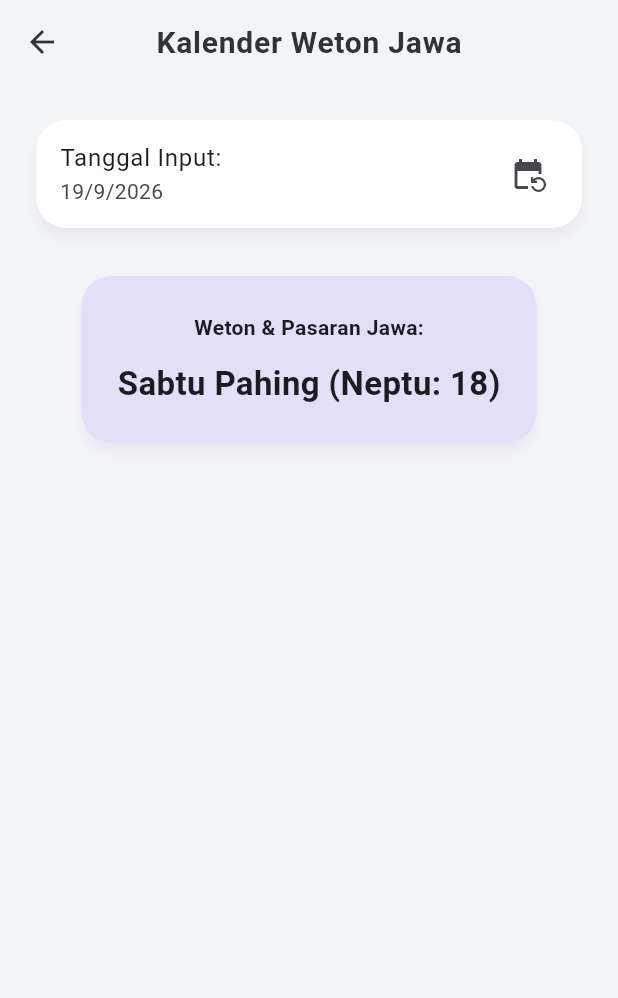
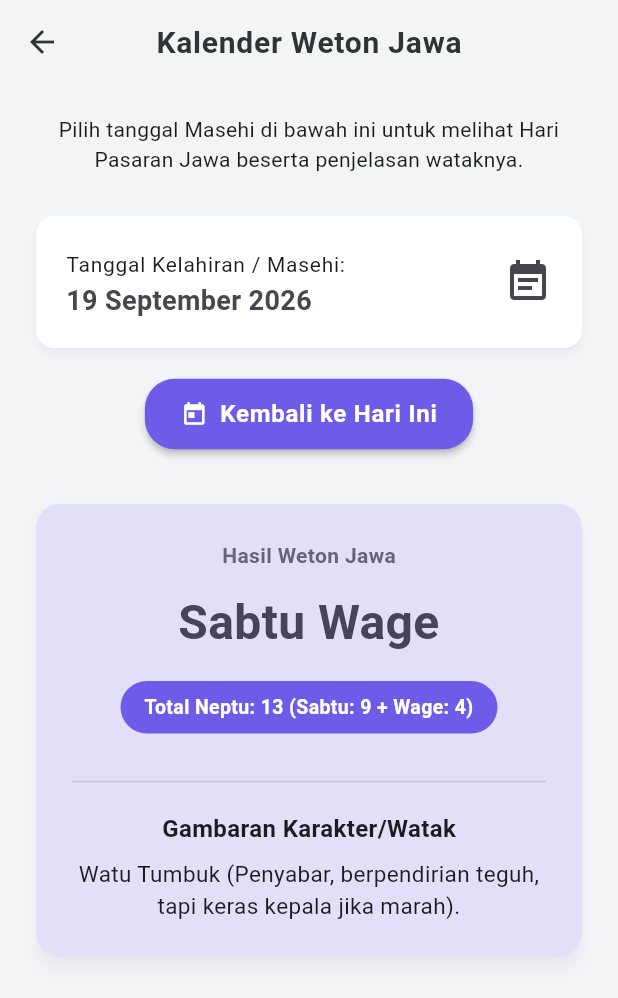
Before and after one commit to Ade-Nugraha48/aplikasi_kalkulator_kece, a Flutter app: the WetonCalendarView screen opened directly, on a phone screen of 412 x 824 dp. Shown: the top 998 px of the screen. Run offline on Flutter 3.47's test engine with Material 3 defaults, Android fonts, the phone set to English and light mode, and no system bars; our stand-ins replace hijri, shared_preferences, supabase_flutter; accounts and stored records are empty.

Commit message:
Weton Aku Jawa

```diff
--- /dev/null
+++ b/lib/features/weton_calendar/services/weton_service.dart
@@ -0,0 +1,91 @@
+/// ============================================================================
+/// FILE: lib/features/weton_calendar/services/weton_service.dart
+/// FUNGSI: Service Utility untuk Perhitungan Weton Jawa & Neptu.
+/// MANAJEMEN HANDLES: Negative modulo bug & Leap year UTC stripping.
+/// ============================================================================
+
+class WetonResult {
+  final String namaHari;
+  final String namaPasaran;
+  final int neptuHari;
+  final int neptuPasaran;
+  final String watak;
+
+  int get totalNeptu => neptuHari + neptuPasaran;
+  String get wetonLengkap => '$namaHari $namaPasaran';
+
+  WetonResult({
+    required this.namaHari,
+    required this.namaPasaran,
+    required this.neptuHari,
+    required this.neptuPasaran,
+    required this.watak,
+  });
+}
+
+class WetonService {
+  // Array Pasaran & Hari
+  static const List<String> _pasaranList = ['Legi', 'Pahing', 'Pon', 'Wage', 'Kliwon'];
+  static const List<String> _hariList = ['Senin', 'Selasa', 'Rabu', 'Kamis', 'Jumat', 'Sabtu', 'Minggu'];
+
+  // Kamus Neptu Hari (Senin - Minggu)
+  static const Map<String, int> _neptuHari = {
+    'Senin': 4, 'Selasa': 3, 'Rabu': 7, 'Kamis': 8, 'Jumat': 6, 'Sabtu': 9, 'Minggu': 5
+  };
+
+  // Kamus Neptu Pasaran
+  static const Map<String, int> _neptuPasaran = {
+    'Legi': 5, 'Pahing': 9, 'Pon': 7, 'Wage': 4, 'Kliwon': 8
+  };
+
+  /// Mendapatkan Watak Weton Berdasarkan Total Neptu
+  static String _getWatak(int neptu) {
+    // Pengelompokan watak dasar secara umum
+    if (neptu == 7 || neptu == 11 || neptu == 15) {
+      return 'Bumi Kapetak (Suka bekerja keras, ulet, dan tabah, namun terkadang pendendam).';
+    } else if (neptu == 8 || neptu == 12 || neptu == 16) {
+      return 'Lebu Katiup Angin (Mudah bimbang, sering tidak tetap pendiriannya, namun dermawan).';
+    } else if (neptu == 9 || neptu == 13 || neptu == 17) {
+      return 'Watu Tumbuk (Penyabar, berpendirian teguh, tapi keras kepala jika marah).';
+    } else if (neptu == 10 || neptu == 14 || neptu == 18) {
+      return 'Sumur Sinaba (Penuh wawasan, bijaksana, dan sering menjadi tempat orang meminta nasihat).';
+    } else {
+      return 'Memiliki kepribadian unik dan dinamis, pandai menyesuaikan diri dalam lingkungan baru.';
+    }
+  }
+
+  /// Kalkulasi Weton dari Tanggal Masehi
+  static WetonResult hitungWeton(DateTime inputDate) {
+    // 1. Time Stripping: Kunci tanggal ke jam 00:00 UTC (menghindari offset timezone & jam kritis)
+    final targetDate = DateTime.utc(inputDate.year, inputDate.month, inputDate.day);
+
+    // 2. Anchor Date: 1 Januari 2000 (Sabtu Legi)
+    final anchorDate = DateTime.utc(2000, 1, 1);
+
+    // 3. Selisih Hari Lengkap
+    final diffDays = targetDate.difference(anchorDate).inDays;
+
+    // 4. Kalkulasi Pasaran (Bug Fix: (diff % 5 + 5) % 5 mencegah array negatif)
+    final pasaranIndex = ((diffDays % 5) + 5) % 5;
+    final pasaran = _pasaranList[pasaranIndex];
+
+    // 5. Nama Hari (1 = Senin, 7 = Minggu)
+    final hariIndex = targetDate.weekday - 1;
+    final hari = _hariList[hariIndex];
+
+    // 6. Pengambilan Nilai Neptu
+    final nHari = _neptuHari[hari]!;
+    final nPasaran = _neptuPasaran[pasaran]!;
+
+    // 7. Pengambilan Watak
+    final watak = _getWatak(nHari + nPasaran);
+
+    return WetonResult(
+      namaHari: hari,
+      namaPasaran: pasaran,
+      neptuHari: nHari,
+      neptuPasaran: nPasaran,
+      watak: watak,
+    );
+  }
+}
--- a/lib/features/weton_calendar/views/weton_calendar_view.dart
+++ b/lib/features/weton_calendar/views/weton_calendar_view.dart
@@ -7,6 +7,8 @@
 /// ============================================================================
 
 import 'package:flutter/material.dart';
+import 'package:intl/intl.dart';
+import '../services/weton_service.dart';
 
 class WetonCalendarView extends StatefulWidget {
   const WetonCalendarView({super.key});
@@ -16,15 +18,20 @@ class WetonCalendarView extends StatefulWidget {
 }
 
 class _WetonCalendarViewState extends State<WetonCalendarView> {
-  // Handles FR-T2-07: Default input = hari ini
   DateTime _selectedDate = DateTime.now();
-  String _wetonResult = '';
+  WetonResult? _wetonResult;
 
   void _hitungWeton() {
-    // TODO: Implementasi logika konversi hari masehi + pasaran Jawa (Legi/Pahing/Pon/Wage/Kliwon)
     setState(() {
-      _wetonResult = 'Sabtu Pahing (Neptu: 18)';
+      _wetonResult = WetonService.hitungWeton(_selectedDate);
     });
+  }
+
+  void _resetKeHariIni() {
+    setState(() {
+      _selectedDate = DateTime.now();
+    });
+    _hitungWeton();
   }
 
   @override
@@ -35,24 +42,39 @@ class _WetonCalendarViewState extends State<WetonCalendarView> {
 
   @override
   Widget build(BuildContext context) {
+    final theme = Theme.of(context);
+
     return Scaffold(
       appBar: AppBar(
         title: const Text('Kalender Weton Jawa'),
       ),
-      body: Padding(
+      body: SingleChildScrollView(
         padding: const EdgeInsets.all(20.0),
         child: Column(
           children: [
+            const Text(
+              'Pilih tanggal Masehi di bawah ini untuk melihat Hari Pasaran Jawa beserta penjelasan wataknya.',
+              style: TextStyle(fontSize: 14),
+              textAlign: TextAlign.center,
+            ),
+            const SizedBox(height: 24),
+
             Card(
+              elevation: 2,
+              shape: RoundedRectangleBorder(borderRadius: BorderRadius.circular(12)),
               child: ListTile(
-                title: const Text('Tanggal Input:'),
-                subtitle: Text('${_selectedDate.day}/${_selectedDate.month}/${_selectedDate.year}'),
-                trailing: const Icon(Icons.event_repeat),
+                contentPadding: const EdgeInsets.symmetric(horizontal: 20, vertical: 8),
+                title: const Text('Tanggal Kelahiran / Masehi:', style: TextStyle(fontSize: 14)),
+                subtitle: Text(
+                  DateFormat('dd MMMM yyyy').format(_selectedDate),
+                  style: const TextStyle(fontSize: 18, fontWeight: FontWeight.bold),
+                ),
+                trailing: const Icon(Icons.event_note, size: 32),
                 onTap: () async {
                   final picked = await showDatePicker(
                     context: context,
                     initialDate: _selectedDate,
-                    firstDate: DateTime(1900),
+                    firstDate: DateTime(1900), // Batas limit (FR-T2-07)
                     lastDate: DateTime(2100),
                   );
                   if (picked != null) {
@@ -64,18 +86,79 @@ class _WetonCalendarViewState extends State<WetonCalendarView> {
                 },
               ),
             ),
-            const SizedBox(height: 24),
+
+            const SizedBox(height: 16),
+            ElevatedButton.icon(
+              onPressed: _resetKeHariIni,
+              icon: const Icon(Icons.today),
+              label: const Text('Kembali ke Hari Ini'),
+              style: ElevatedButton.styleFrom(
+                shape: RoundedRectangleBorder(borderRadius: BorderRadius.circular(20)),
+              ),
+            ),
+            const SizedBox(height: 32),
+
+            if (_wetonResult != null)
               Card(
-              color: Theme.of(context).colorScheme.secondaryContainer,
+                elevation: 4,
+                color: theme.colorScheme.secondaryContainer,
+                shape: RoundedRectangleBorder(borderRadius: BorderRadius.circular(16)),
                 child: Padding(
                   padding: const EdgeInsets.all(24.0),
                   child: Column(
                     children: [
-                    const Text('Weton & Pasaran Jawa:', style: TextStyle(fontWeight: FontWeight.bold)),
+                      Text(
+                        'Hasil Weton Jawa',
+                        style: TextStyle(
+                          fontSize: 14,
+                          fontWeight: FontWeight.w600,
+                          color: theme.colorScheme.onSecondaryContainer.withOpacity(0.8)
+                        ),
+                      ),
                       const SizedBox(height: 12),
                       Text(
-                      _wetonResult,
-                      style: const TextStyle(fontSize: 22, fontWeight: FontWeight.bold),
+                        _wetonResult!.wetonLengkap,
+                        style: TextStyle(
+                          fontSize: 32,
+                          fontWeight: FontWeight.bold,
+                          color: theme.colorScheme.onSecondaryContainer
+                        ),
+                        textAlign: TextAlign.center,
+                      ),
+                      const SizedBox(height: 16),
+
+                      // Badge Neptu
+                      Container(
+                        padding: const EdgeInsets.symmetric(horizontal: 16, vertical: 8),
+                        decoration: BoxDecoration(
+                          color: theme.colorScheme.primary,
+                          borderRadius: BorderRadius.circular(20),
+                        ),
+                        child: Text(
+                          'Total Neptu: ${_wetonResult!.totalNeptu} (${_wetonResult!.namaHari}: ${_wetonResult!.neptuHari} + ${_wetonResult!.namaPasaran}: ${_wetonResult!.neptuPasaran})',
+                          style: TextStyle(
+                            color: theme.colorScheme.onPrimary,
+                            fontWeight: FontWeight.bold,
+                            fontSize: 13,
+                          ),
+                          textAlign: TextAlign.center,
+                        ),
+                      ),
+
+                      const SizedBox(height: 24),
+                      const Divider(),
+                      const SizedBox(height: 12),
+
+                      // Penjelasan Watak
+                      const Text(
+                        'Gambaran Karakter/Watak',
+                        style: TextStyle(fontSize: 16, fontWeight: FontWeight.bold),
+                      ),
+                      const SizedBox(height: 8),
+                      Text(
+                        _wetonResult!.watak,
+                        textAlign: TextAlign.center,
+                        style: const TextStyle(fontSize: 15, height: 1.4),
                       ),
                     ],
                   ),
```
Lines whose indentation alone changed are shown as unchanged.
